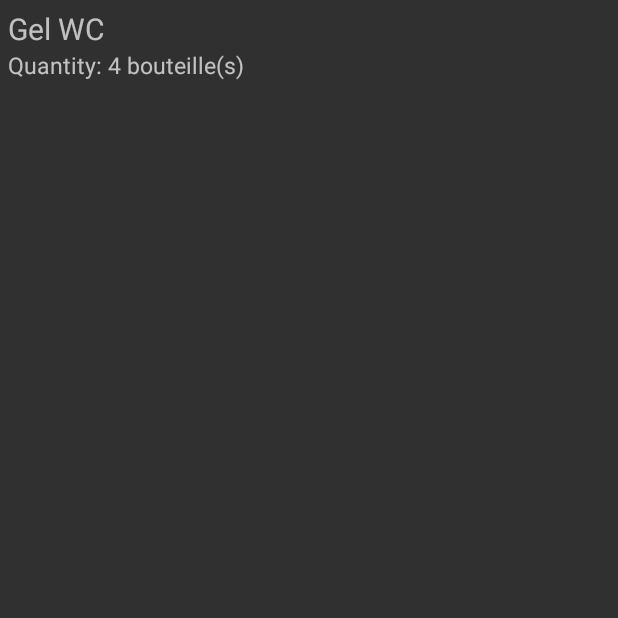
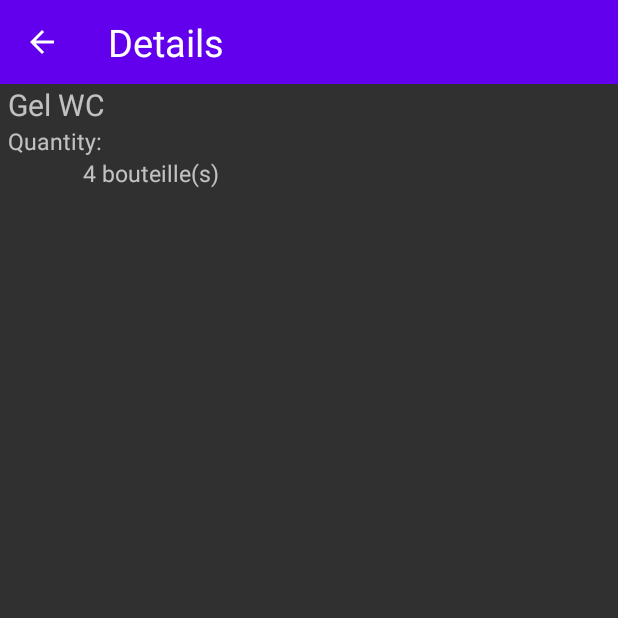
Before and after one commit to GillouH/TestStock, an Android app: the screen it shows after launch (ItemDetailActivity), after a tap on "Gel WC", on a phone screen of 412 x 824 dp, the top half of it. Run offline under Robolectric (Android 15) with nearby library versions, the phone set to English and light mode, and no system bars.

Commit message:
Design ItemDetailActivity

```diff
--- a/app/src/main/java/com/example/teststock/controllers/ItemDetailActivity.java
+++ b/app/src/main/java/com/example/teststock/controllers/ItemDetailActivity.java
@@ -6,6 +6,7 @@ import android.widget.LinearLayout;
 import android.widget.TextView;
 
 import androidx.appcompat.app.AppCompatActivity;
+import androidx.appcompat.widget.Toolbar;
 
 import com.example.teststock.R;
 import com.example.teststock.models.BasicItem;
@@ -17,15 +18,23 @@ import java.io.Serializable;
 public class ItemDetailActivity extends AppCompatActivity{
     private TextView nameText, quantityText, quantityOutText, quantityPackText;
     private LinearLayout linearLayout_itemBasic, linearLayout_itemPack;
+    private Toolbar toolbar;
+    private Item item;
+    private Class<? extends Serializable> itemClass;
 
     @Override
-    protected void onCreate(Bundle savedInstanceState) {
+    protected void onCreate(Bundle savedInstanceState){
         super.onCreate(savedInstanceState);
         setContentView(R.layout.activity_item_detail);
 
+        toolbar = findViewById(R.id.activityItemDetail_toolbar);
+        setSupportActionBar(toolbar);
+        getSupportActionBar().setDisplayHomeAsUpEnabled(true);
+        getSupportActionBar().setTitle(R.string.itemDetailActivity_title);
+
         // Get cliked item and his class in the last activity.
-        Item item = (Item)getIntent().getSerializableExtra("item");
-        Class<? extends Serializable> itemClass = item.getClass();
+        item = (Item)getIntent().getSerializableExtra("item");
+        itemClass = item.getClass();
 
         // Print détails
         if(itemClass.equals(BasicItem.class) || itemClass.equals(PackItem.class)){
@@ -55,4 +64,10 @@ public class ItemDetailActivity extends AppCompatActivity{
             }
         }
     }
+
+    @Override
+    public boolean onSupportNavigateUp(){
+        finish();
+        return true;
+    }
 }
--- a/app/src/main/java/com/example/teststock/controllers/MainActivity.java
+++ b/app/src/main/java/com/example/teststock/controllers/MainActivity.java
@@ -1,4 +1,7 @@
 package com.example.teststock.controllers;
+
+import android.graphics.drawable.Drawable;
+import android.os.Bundle;
 
 import androidx.appcompat.app.AppCompatActivity;
 import androidx.appcompat.widget.Toolbar;
@@ -6,9 +9,6 @@ import androidx.core.content.ContextCompat;
 import androidx.recyclerview.widget.DividerItemDecoration;
 import androidx.recyclerview.widget.LinearLayoutManager;
 import androidx.recyclerview.widget.RecyclerView;
-
-import android.graphics.drawable.Drawable;
-import android.os.Bundle;
 
 import com.example.teststock.R;
 import com.example.teststock.adapters.ItemAdapter;
@@ -27,6 +27,7 @@ public class MainActivity extends AppCompatActivity{
     private ItemAdapter itemAdapter;
     private Drawable drawableDivider;
     private DividerItemDecoration dividerItemDecoration;
+    private Toolbar toolbar;
 
     @Override
     protected void onCreate(Bundle savedInstanceState){
@@ -34,7 +35,7 @@ public class MainActivity extends AppCompatActivity{
         super.onCreate(savedInstanceState);
         setContentView(R.layout.activity_main);
 
-        Toolbar toolbar = (Toolbar)findViewById(R.id.activityMain_toolbar);
+        toolbar = findViewById(R.id.activityMain_toolbar);
         setSupportActionBar(toolbar);
 
         // RecyclerView initialization.
--- a/app/src/main/res/layout/activity_item_detail.xml
+++ b/app/src/main/res/layout/activity_item_detail.xml
@@ -1,34 +1,50 @@
 <?xml version="1.0" encoding="utf-8"?>
 <LinearLayout xmlns:android="http://schemas.android.com/apk/res/android"
     xmlns:tools="http://schemas.android.com/tools"
+    xmlns:app="http://schemas.android.com/apk/res-auto"
     android:layout_width="match_parent"
     android:layout_height="match_parent"
     android:orientation="vertical"
-    tools:context=".controllers.ItemDetailActivity"
-    android:layout_margin="5sp">
+    tools:context=".controllers.ItemDetailActivity">
+
+    <androidx.appcompat.widget.Toolbar
+        android:id="@+id/activityItemDetail_toolbar"
+        style="@style/ActionBar"
+        android:layout_width="match_parent"
+        app:navigationIcon="?attr/homeAsUpIndicator"
+        app:title="@string/itemDetailActivity_title"
+        app:titleTextAppearance="@style/ActivityTitle" />
+
+    <LinearLayout
+        style="@style/Contenu"
+        android:layout_width="match_parent"
+        android:layout_height="match_parent"
+        android:orientation="vertical">
 
         <TextView
             android:id="@+id/activityItemDetail_textView_itemName"
+            style="@style/ItemName"
             android:layout_width="wrap_content"
             android:layout_height="wrap_content"
-        android:text="@string/default_item_name"
-        style="@style/ItemName"/>
+            android:text="@string/default_item_name" />
 
         <LinearLayout
             android:id="@+id/activityItemDetail_linearLayout_itemBasic"
             android:layout_width="wrap_content"
             android:layout_height="wrap_content"
-        android:orientation="horizontal">
+            android:orientation="vertical">
+
             <TextView
                 android:layout_width="wrap_content"
                 android:layout_height="wrap_content"
-            android:text="@string/default_item_quantityUnitLabel"/>
+                android:text="@string/default_item_quantityUnitLabel" />
 
             <TextView
                 android:id="@+id/activityItemDetail_textView_itemQuantityUnitValue"
+                style="@style/Value"
                 android:layout_width="wrap_content"
                 android:layout_height="wrap_content"
-            android:text="@string/default_item_quantityUnitValue"/>
+                android:text="@string/default_item_quantityUnitValue" />
         </LinearLayout>
 
         <LinearLayout
@@ -40,7 +56,7 @@
             <LinearLayout
                 android:layout_width="wrap_content"
                 android:layout_height="wrap_content"
-            android:orientation="horizontal">
+                android:orientation="vertical">
 
                 <TextView
                     android:layout_width="wrap_content"
@@ -49,6 +65,7 @@
 
                 <TextView
                     android:id="@+id/activityItemDetail_textView_itemQuantityUnitOutValue"
+                    style="@style/Value"
                     android:layout_width="wrap_content"
                     android:layout_height="wrap_content"
                     android:text="@string/default_itemQuantityOutValue" />
@@ -58,13 +75,16 @@
             <LinearLayout
                 android:layout_width="wrap_content"
                 android:layout_height="wrap_content"
-            android:orientation="horizontal">
+                android:orientation="vertical">
+
                 <TextView
                     android:layout_width="wrap_content"
                     android:layout_height="wrap_content"
                     android:text="@string/default_nbPackLabel" />
+
                 <TextView
                     android:id="@+id/activityItemDetail_textView_nbPackValue"
+                    style="@style/Value"
                     android:layout_width="wrap_content"
                     android:layout_height="wrap_content"
                     android:text="@string/default_nbPackValue" />
@@ -73,3 +93,5 @@
         </LinearLayout>
 
     </LinearLayout>
+
+</LinearLayout>
--- a/app/src/main/res/layout/activity_main.xml
+++ b/app/src/main/res/layout/activity_main.xml
@@ -11,12 +11,20 @@
     <androidx.appcompat.widget.Toolbar
         android:id="@+id/activityMain_toolbar"
         android:layout_width="match_parent"
-        app:titleTextAppearance="@style/AppName"
-        style="@style/ActionBar"/>
+        style="@style/ActionBar"
+        app:title="@string/app_name"
+        app:titleTextAppearance="@style/ActivityTitle" />
 
-    <androidx.recyclerview.widget.RecyclerView
-        android:id="@+id/activityMain_recyclerView_listItem"
+    <LinearLayout
+        style="@style/Contenu"
         android:layout_width="match_parent"
-        android:layout_height="wrap_content"/>
+        android:layout_height="match_parent">
+
+        <androidx.recyclerview.widget.RecyclerView
+            android:id="@+id/activityMain_recyclerView_listItem"
+            android:layout_width="match_parent"
+            android:layout_height="wrap_content" />
+
+    </LinearLayout>
 
 </LinearLayout>
--- a/app/src/main/res/layout/activity_main_item_adapter.xml
+++ b/app/src/main/res/layout/activity_main_item_adapter.xml
@@ -10,6 +10,6 @@
         android:layout_width="wrap_content"
         android:layout_height="wrap_content"
         android:text="@string/default_item_name"
-        style="@style/MainActivityList"/>
+        style="@style/MainActivityItemList" />
 
 </LinearLayout>
--- a/app/src/main/res/values/strings.xml
+++ b/app/src/main/res/values/strings.xml
@@ -7,4 +7,5 @@
     <string name="default_itemQuantityOutValue">@string/default_item_quantityUnitValue</string>
     <string name="default_nbPackLabel">Quantity of full pack:\u0020</string>
     <string name="default_nbPackValue">@string/default_item_quantityUnitValue</string>
+    <string name="itemDetailActivity_title">Details</string>
 </resources>
--- a/app/src/main/res/values/themes.xml
+++ b/app/src/main/res/values/themes.xml
@@ -1,17 +1,20 @@
 <resources xmlns:tools="http://schemas.android.com/tools">
     <!-- Base application theme. -->
     <style name="Theme.TestStock" parent="Theme.AppCompat.NoActionBar">
+        <!-- Couleur de la barre de notification -->
         <item name="android:statusBarColor" tools:targetApi="l">@color/black</item>
-        <item name="colorPrimary">@color/colorPrimary</item>
+        <!-- Taille standard du texte -->
         <item name="android:textSize">15sp</item>
+        <!-- Couleur standard des boutons -->
+        <item name="colorControlNormal">@color/white</item>
     </style>
 
     <style name="ActionBar">
+        <item name="android:background">@color/colorPrimary</item>
         <item name="android:layout_height">56dp</item>
-        <item name="android:background">@color/colorPrimary</item>
     </style>
 
-    <style name="AppName">
+    <style name="ActivityTitle">
         <item name="android:textSize">25sp</item>
         <item name="android:textColor">@color/white</item>
     </style>
@@ -20,8 +23,17 @@
         <item name="android:textSize">20sp</item>
     </style>
 
-    <style name="MainActivityList" parent="ItemName">
+    <style name="MainActivityItemList" parent="ItemName">
         <item name="android:textColor">@color/colorPrimary</item>
     </style>
 
+    <style name="Contenu">
+        <item name="android:layout_marginLeft">5sp</item>
+        <item name="android:layout_marginRight">5sp</item>
+    </style>
+
+    <style name="Value">
+        <item name="android:paddingLeft">50sp</item>
+    </style>
+
 </resources>
```
Also changed, not shown: 1 other file. Lines whose indentation alone changed are shown as unchanged.
